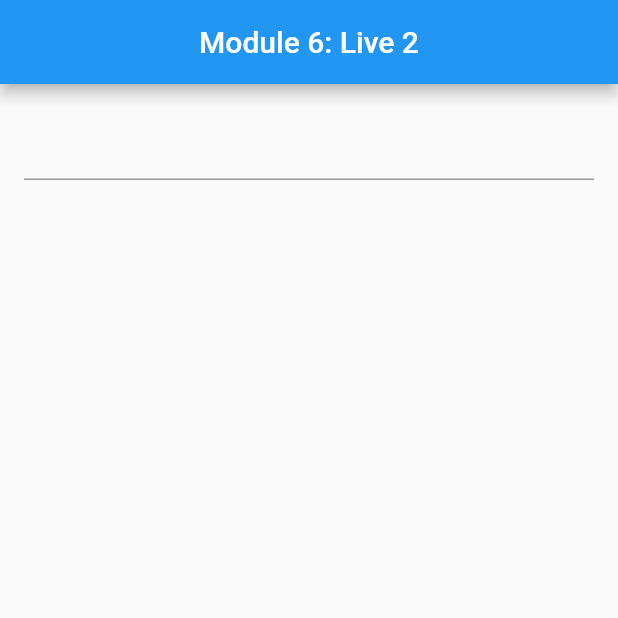
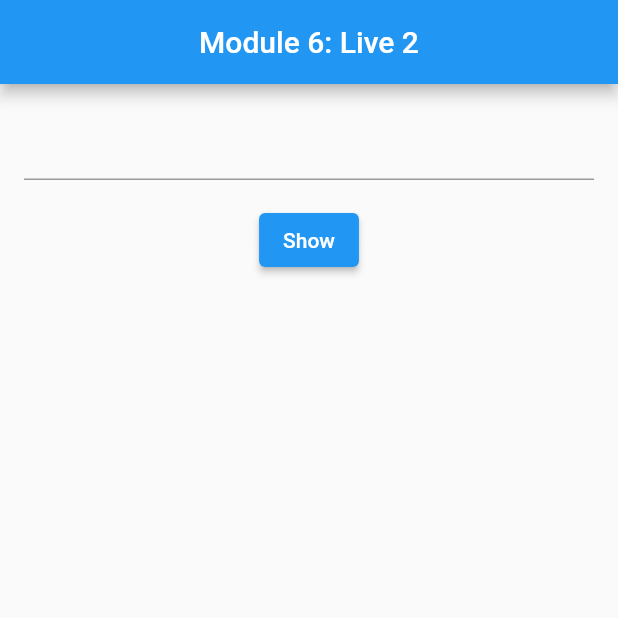
Before and after one commit to syfulsharif/flutter_widgets_mod6_lec2, a Flutter app: the screen it shows after launch, on a phone screen of 412 x 824 dp, the top half of it. Run offline on Flutter 3.47's test engine with Material 2 defaults, Android fonts, the phone set to English and light mode, and no system bars.

Commit message:
Email Controller Added to show the text content in the console

```diff
--- a/lib/main.dart
+++ b/lib/main.dart
@@ -11,14 +11,15 @@ class MyApp extends StatelessWidget {
 
   @override
   Widget build(BuildContext context) {
-    return const MaterialApp(
+    return MaterialApp(
       home: HomeScreen(),
     );
   }
 }
 
 class HomeScreen extends StatelessWidget {
-  const HomeScreen({super.key});
+  final TextEditingController _emailTextEditingController =
+      TextEditingController();
 
   @override
   Widget build(BuildContext context) {
@@ -27,15 +28,21 @@ class HomeScreen extends StatelessWidget {
         title: const Text('Module 6: Live 2'),
         centerTitle: true,
       ),
-      body: const SingleChildScrollView(
+      body: SingleChildScrollView(
         child: Column(
           mainAxisAlignment: MainAxisAlignment.center,
           children: [
             Padding(
               padding: EdgeInsets.all(16.0),
               child: TextField(
-
+                controller: _emailTextEditingController,
               ),
+            ),
+            ElevatedButton(
+              onPressed: () {
+                print(_emailTextEditingController.text);
+              },
+              child: Text('Show'),
             )
           ],
         ),
```
